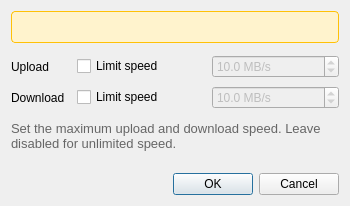
The window that hsync_desktop/ui/bandwidth_dialog.ui (albertsdk/hsync-desktop) describes before a commit, drawn with Qt 5.
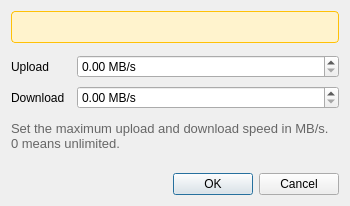
The same window after the commit.

Commit message: feat(settings): add Advanced/General tabs and unify bandwidth and trust UI

```diff
--- a/hsync_desktop/ui/bandwidth_dialog.ui
+++ b/hsync_desktop/ui/bandwidth_dialog.ui
@@ -33,24 +33,13 @@
       </widget>
      </item>
      <item row="0" column="1">
-      <layout class="QHBoxLayout" name="uploadLayout">
-       <property name="spacing"><number>8</number></property>
-       <item>
-        <widget class="QCheckBox" name="chkUploadEnabled">
-         <property name="text"><string>Limit speed</string></property>
-        </widget>
-       </item>
-       <item>
         <widget class="QDoubleSpinBox" name="spnUpload">
-         <property name="enabled"><bool>false</bool></property>
-         <property name="minimum"><double>0.1</double></property>
-         <property name="maximum"><double>1000.0</double></property>
-         <property name="value"><double>10.0</double></property>
-         <property name="decimals"><number>1</number></property>
+       <property name="minimum"><double>0.0</double></property>
+       <property name="maximum"><double>100.0</double></property>
+       <property name="value"><double>0.0</double></property>
+       <property name="decimals"><number>2</number></property>
          <property name="suffix"><string> MB/s</string></property>
         </widget>
-       </item>
-      </layout>
      </item>
      <!-- Download row -->
      <item row="1" column="0">
@@ -59,31 +48,20 @@
       </widget>
      </item>
      <item row="1" column="1">
-      <layout class="QHBoxLayout" name="downloadLayout">
-       <property name="spacing"><number>8</number></property>
-       <item>
-        <widget class="QCheckBox" name="chkDownloadEnabled">
-         <property name="text"><string>Limit speed</string></property>
-        </widget>
-       </item>
-       <item>
         <widget class="QDoubleSpinBox" name="spnDownload">
-         <property name="enabled"><bool>false</bool></property>
-         <property name="minimum"><double>0.1</double></property>
-         <property name="maximum"><double>1000.0</double></property>
-         <property name="value"><double>10.0</double></property>
-         <property name="decimals"><number>1</number></property>
+       <property name="minimum"><double>0.0</double></property>
+       <property name="maximum"><double>100.0</double></property>
+       <property name="value"><double>0.0</double></property>
+       <property name="decimals"><number>2</number></property>
          <property name="suffix"><string> MB/s</string></property>
         </widget>
-       </item>
-      </layout>
      </item>
     </layout>
    </item>
    <!-- Info text -->
    <item>
     <widget class="QLabel" name="lblInfo">
-     <property name="text"><string>Set the maximum upload and download speed. Leave disabled for unlimited speed.</string></property>
+     <property name="text"><string>Set the maximum upload and download speed in MB/s. 0 means unlimited.</string></property>
      <property name="wordWrap"><bool>true</bool></property>
      <property name="styleSheet"><string>color: #666; font-size: 10pt;</string></property>
     </widget>
```
Lines whose indentation alone changed are shown as unchanged. The commit also changes 43 other files.
